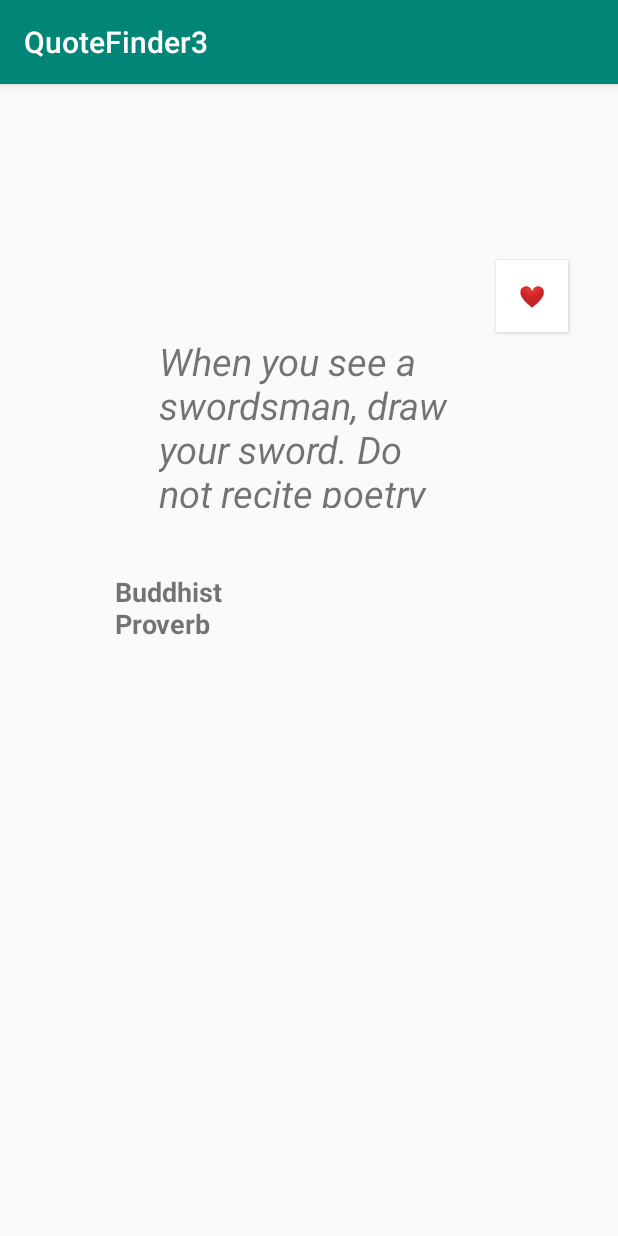
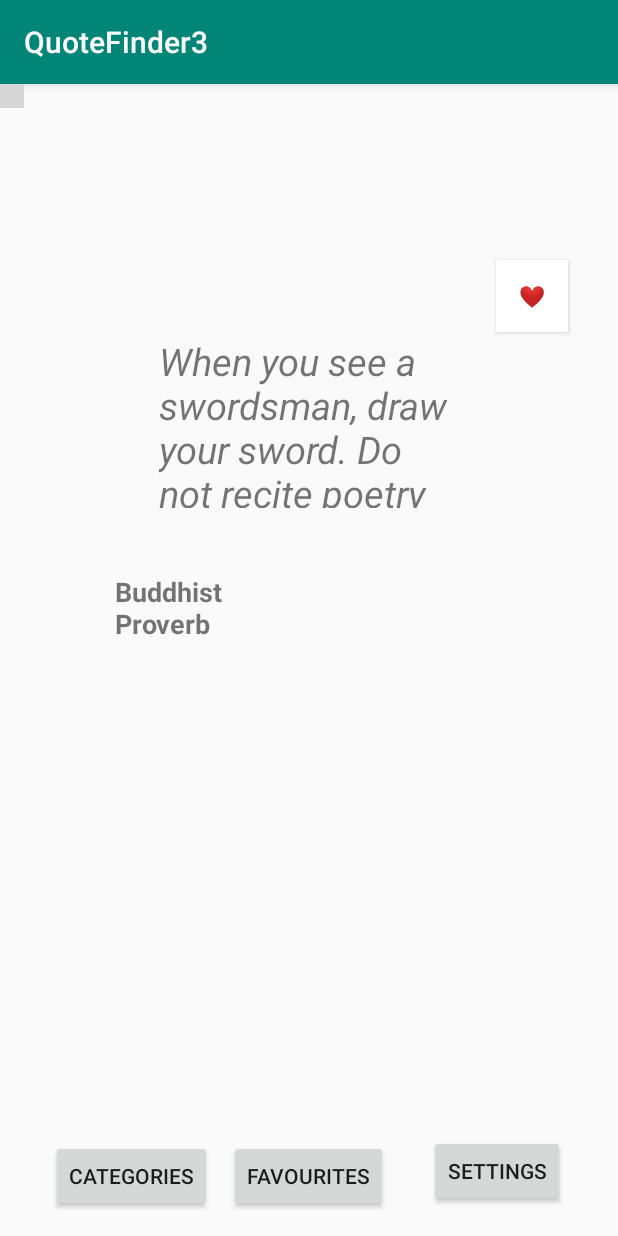
Before and after one commit to PeopleGitReady/QuoteFinder5, an Android app: the screen it shows after launch (MainActivity), on a phone screen of 412 x 824 dp. Run offline under Robolectric (Android 15) with nearby library versions, the phone set to English and light mode, and no system bars; plain views replace Constraints; grey boxes are pictures that could not be loaded.

Commit message:
added three buttons to the menue.

```diff
--- a/app/src/main/java/com/example/quotefinder3/MainActivity.java
+++ b/app/src/main/java/com/example/quotefinder3/MainActivity.java
@@ -16,6 +16,9 @@ import java.util.ArrayList;
 import java.util.Random;
 
 public class MainActivity extends AppCompatActivity implements GestureDetector.OnGestureListener {
+
+
+
 
     public static final int SWIPE_THRESHOLD = 80;
     public static final int SWIPE_VELOCITY_THRESHOLD = 80;
@@ -95,7 +98,10 @@ public class MainActivity extends AppCompatActivity implements GestureDetector.O
         System.out.println(getQuoteListSize());
         onSwipeRight();
 
+
     }
+
+
 
 
 
@@ -117,7 +123,8 @@ public class MainActivity extends AppCompatActivity implements GestureDetector.O
         startActivity(authorIntent);
     }
 
-    public void onLikeButtonClick () {
+
+    public void onLikeButtonClick() {
         Button likeButton = (Button) findViewById(R.id.likeButton);
         likeButton.setOnClickListener(new View.OnClickListener() {
             @Override
@@ -137,6 +144,7 @@ public class MainActivity extends AppCompatActivity implements GestureDetector.O
             }
         });
     }
+
 
     @Override
     public boolean onSingleTapUp(MotionEvent e) {
@@ -165,14 +173,14 @@ public class MainActivity extends AppCompatActivity implements GestureDetector.O
             if (Math.abs(diffX) > SWIPE_THRESHOLD && Math.abs(velocityX) > SWIPE_VELOCITY_THRESHOLD) {
                 if (diffX > 0) {
                     // swipe for previous quotes unless at end of list:
-                    if (previousQuotes.size() > 2 && (previousQuotes.size() - (2 + counter)) >= 0 ) {
+                    if (previousQuotes.size() > 2 && (previousQuotes.size() - (2 + counter)) >= 0) {
                         runAnimationSwipeRight();
                     } else {
                         Toast.makeText(this, "End of list!", Toast.LENGTH_SHORT).show();
                     }
                 } else {
                     // swipe for new quotes unless at end of list:
-                    if ( ! endOfList ) {
+                    if (!endOfList) {
                         runAnimationSwipeLeft();
                     } else {
                         Toast.makeText(this, "End of list!", Toast.LENGTH_SHORT).show();
@@ -194,6 +202,7 @@ public class MainActivity extends AppCompatActivity implements GestureDetector.O
         }
         return result;
     }
+
 
     private void onSwipeBottom() {
 
@@ -290,13 +299,12 @@ public class MainActivity extends AppCompatActivity implements GestureDetector.O
             quoteDisplay.setText(previousQuotes.get(previousQuotes.size() - (2 + counter)).getQuote());
             authorDisplay.setText(previousQuotes.get(previousQuotes.size() - (2 + counter)).getAuthor().getName());
 
-            currentAuthorIndex = previousQuotes.size() - ( 2 + counter);
-            currentQuote = previousQuotes.get(previousQuotes.size() - ( 2 + counter));
+            currentAuthorIndex = previousQuotes.size() - (2 + counter);
+            currentQuote = previousQuotes.get(previousQuotes.size() - (2 + counter));
             currentAuthor = authors.get(currentAuthorIndex);
 
             counter++;
         }
-
 
 
     }
@@ -364,6 +372,8 @@ public class MainActivity extends AppCompatActivity implements GestureDetector.O
         authorDisplay.startAnimation(slide);
     }
 
+
+
     public int getQuoteListSize() {
         int sumOfQuotes = 0;
         for (int i = 0; i < authors.size(); i++) {
@@ -373,4 +383,27 @@ public class MainActivity extends AppCompatActivity implements GestureDetector.O
     }
 
 
+   /* btnF = findViewById(R.id.buttonFavourites);
+        btnF.setOnClickListener(new View.OnClickListener() {
+        @Override
+        public void onClick(View v) {
+
+        }
+    });
+
+    btnS = findViewById(R.id.buttonSettings);
+        btnS.setOnClickListener(new View.OnClickListener() {
+        @Override
+        public void onClick(View v) {
+
+        }
+    });*/
+
+
+    public void OppenActivity2() {
+
+        Intent intent = new Intent(this, CategoryActivity.class);
+        startActivity(intent);
+    }
+
 }
--- a/app/src/main/res/layout/activity_main.xml
+++ b/app/src/main/res/layout/activity_main.xml
@@ -66,4 +66,74 @@
         app:layout_constraintStart_toEndOf="@+id/quoteDisplay"
         app:layout_constraintTop_toTopOf="parent" />
 
+    <Button
+        android:id="@+id/buttonCategory"
+        android:layout_width="wrap_content"
+        android:layout_height="wrap_content"
+        android:layout_marginEnd="11dp"
+        android:layout_marginRight="11dp"
+        android:text="Categories"
+        app:layout_constraintBaseline_toBaselineOf="@+id/buttonFavourites"
+        app:layout_constraintEnd_toStartOf="@+id/buttonFavourites"
+        app:layout_constraintHorizontal_chainStyle="packed"
+        app:layout_constraintStart_toStartOf="parent" />
+
+    <Button
+        android:id="@+id/buttonFavourites"
+        android:layout_width="wrap_content"
+        android:layout_height="wrap_content"
+        android:layout_marginEnd="27dp"
+        android:layout_marginRight="27dp"
+        android:layout_marginBottom="16dp"
+        android:text="Favourites"
+        app:layout_constraintBottom_toBottomOf="parent"
+        app:layout_constraintEnd_toStartOf="@+id/buttonSettings"
+        app:layout_constraintStart_toEndOf="@+id/buttonCategory" />
+
+    <Button
+        android:id="@+id/buttonSettings"
+        android:layout_width="wrap_content"
+        android:layout_height="wrap_content"
+        android:layout_marginEnd="1dp"
+        android:layout_marginRight="1dp"
+        android:layout_marginBottom="19dp"
+        android:text="Settings"
+        app:layout_constraintBottom_toBottomOf="parent"
+        app:layout_constraintEnd_toEndOf="parent"
+        app:layout_constraintStart_toEndOf="@+id/buttonFavourites" />
+
+    <android.support.constraint.Constraints
+        android:id="@+id/constraints"
+        android:layout_width="wrap_content"
+        android:layout_height="wrap_content"
+        app:layout_constraintBottom_toTopOf="parent"
+        app:layout_constraintEnd_toStartOf="parent"
+        app:layout_constraintStart_toStartOf="parent"
+        app:layout_constraintTop_toTopOf="parent" />
+
+    <android.support.constraint.Constraints
+        android:id="@+id/constraints2"
+        android:layout_width="wrap_content"
+        android:layout_height="wrap_content"
+        app:layout_constraintBottom_toTopOf="parent"
+        app:layout_constraintEnd_toStartOf="parent"
+        app:layout_constraintStart_toStartOf="parent"
+        app:layout_constraintTop_toTopOf="parent" />
+
+    <android.support.constraint.Constraints
+        android:id="@+id/constraints3"
+        android:layout_width="wrap_content"
+        android:layout_height="wrap_content"
+        app:layout_constraintBottom_toTopOf="parent"
+        app:layout_constraintEnd_toStartOf="parent"
+        app:layout_constraintStart_toStartOf="parent"
+        app:layout_constraintTop_toTopOf="parent" />
+
+    <android.support.constraint.Guideline
+        android:id="@+id/guideline"
+        android:layout_width="wrap_content"
+        android:layout_height="wrap_content"
+        android:orientation="vertical"
+        app:layout_constraintGuide_begin="20dp" />
+
 </android.support.constraint.ConstraintLayout>
```
